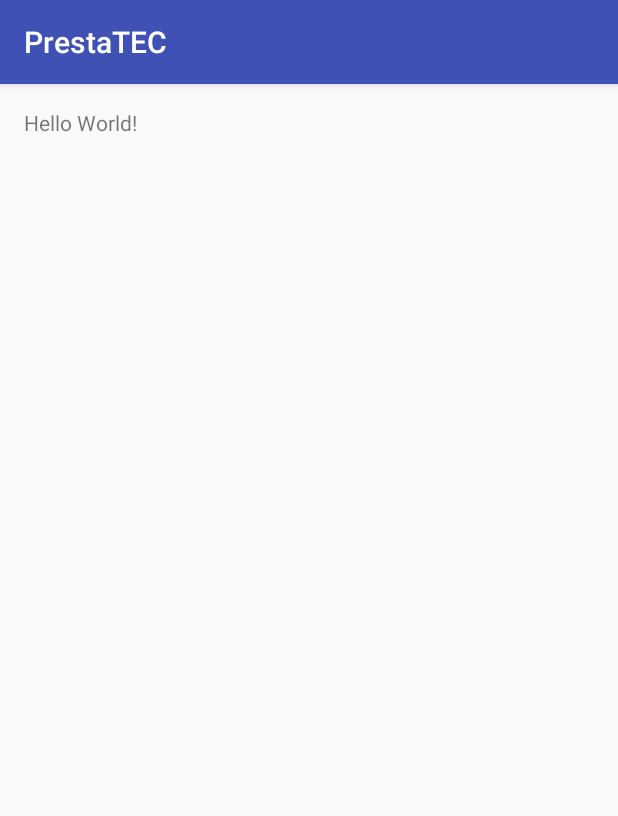
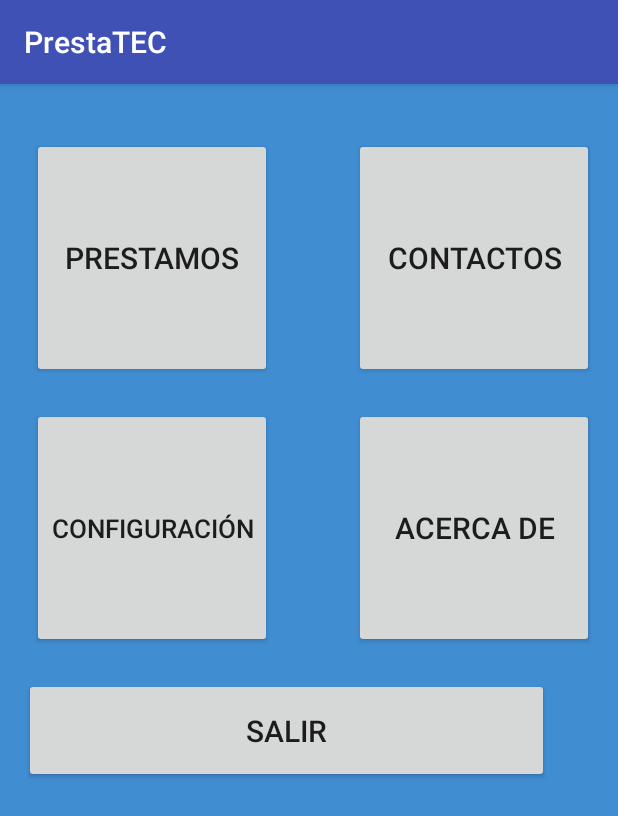
Before and after one commit to SoftZenith/PrestaTEC, an Android app: the screen it shows after launch (MainActivity), on a phone screen of 412 x 824 dp. Shown: the top 816 px of the screen. Run offline under Robolectric (Android 15) with nearby library versions, the phone set to English and light mode, and no system bars.

Commit message:
Pantalla principal

```diff
--- a/app/src/main/AndroidManifest.xml
+++ b/app/src/main/AndroidManifest.xml
@@ -15,6 +15,9 @@
                 <category android:name="android.intent.category.LAUNCHER" />
             </intent-filter>
         </activity>
+        <activity android:name=".vistaPrestamos" />
+        <activity android:name=".ContactoV" />
+        <activity android:name=".Configuracion"></activity>
     </application>
 
 </manifest>
--- a/app/src/main/java/com/zenit/bryan/prestatec/MainActivity.java
+++ b/app/src/main/java/com/zenit/bryan/prestatec/MainActivity.java
@@ -1,7 +1,11 @@
 package com.zenit.bryan.prestatec;
 
+import android.app.AlertDialog;
+import android.content.Intent;
+import android.os.Bundle;
 import android.support.v7.app.AppCompatActivity;
-import android.os.Bundle;
+import android.view.View;
+import android.widget.Button;
 
 public class MainActivity extends AppCompatActivity {
 
@@ -9,5 +13,64 @@ public class MainActivity extends AppCompatActivity {
     protected void onCreate(Bundle savedInstanceState) {
         super.onCreate(savedInstanceState);
         setContentView(R.layout.activity_main);
+
+        Button btnPrestamos = (Button) findViewById(R.id.btnPrestamos);
+        Button btnContactos = (Button) findViewById(R.id.btnContactos);
+        Button btnConfiguracion = (Button) findViewById(R.id.btnConfiguracion);
+        Button btnAcerca = (Button) findViewById(R.id.btnAcerca);
+        Button btnSalir = (Button) findViewById(R.id.btnSalir);
+
+        btnPrestamos.setOnClickListener(new View.OnClickListener() {
+            @Override
+            public void onClick(View v) {
+                mostrarPrestamo();
+            }
+        });
+
+        btnContactos.setOnClickListener(new View.OnClickListener(){
+            @Override
+            public void onClick(View v) {
+                mostrarContactos();
+            }
+        });
+
+        btnConfiguracion.setOnClickListener(new View.OnClickListener() {
+            @Override
+            public void onClick(View v) {
+                mostrarConfiguracion();
+            }
+        });
+
+        btnAcerca.setOnClickListener(new View.OnClickListener() {
+            @Override
+            public void onClick(View v) {
+                AlertDialog.Builder alerta=new AlertDialog.Builder(MainActivity.this);
+                alerta.setMessage("Desarrollado por ZenitSoft\n" +
+                        "Brayan Jesus Gutierrez Esparza").setTitle("PrestaTEC").show();
+            }
+        });
+
+        btnSalir.setOnClickListener(new View.OnClickListener() {
+            @Override
+            public void onClick(View v) {
+                finish();
+            }
+        });
+
+    }
+
+    private void mostrarConfiguracion() {
+        Intent ventana = new Intent(this, Configuracion.class);
+        startActivity(ventana);
+    }
+
+    private void mostrarContactos() {
+        Intent ventana = new Intent(this,ContactoV.class);
+        startActivity(ventana);
+    }
+
+    private void mostrarPrestamo() {
+        Intent ventana = new Intent(this, vistaPrestamos.class);
+        startActivity(ventana);
     }
 }
--- a/app/src/main/res/layout/activity_main.xml
+++ b/app/src/main/res/layout/activity_main.xml
@@ -7,10 +7,62 @@
     android:paddingLeft="@dimen/activity_horizontal_margin"
     android:paddingRight="@dimen/activity_horizontal_margin"
     android:paddingTop="@dimen/activity_vertical_margin"
-    tools:context="com.zenit.bryan.prestatec.MainActivity">
+    tools:context="com.zenit.bryan.prestatec.MainActivity"
+    android:background="#408DD2">
 
-    <TextView
-        android:layout_width="wrap_content"
-        android:layout_height="wrap_content"
-        android:text="Hello World!" />
+    <Button
+        android:layout_width="160dp"
+        android:layout_height="160dp"
+        android:text="Prestamos"
+        android:textSize="20dp"
+        android:id="@+id/btnPrestamos"
+        android:layout_alignParentTop="true"
+        android:layout_alignParentLeft="true"
+        android:layout_alignParentStart="true"
+        android:layout_marginLeft="5dp"
+        android:layout_marginTop="20dp" />
+
+    <Button
+        android:layout_width="160dp"
+        android:layout_height="160dp"
+        android:text="Contactos"
+        android:textSize="20dp"
+        android:id="@+id/btnContactos"
+        android:layout_alignParentRight="true"
+        android:layout_alignParentEnd="true"
+        android:layout_marginLeft="5dp"
+        android:layout_marginTop="20dp" />
+
+    <Button
+        android:layout_width="160dp"
+        android:layout_height="160dp"
+        android:text="Configuración"
+        android:textSize="17dp"
+        android:id="@+id/btnConfiguracion"
+        android:layout_below="@+id/btnPrestamos"
+        android:layout_alignLeft="@+id/btnPrestamos"
+        android:layout_alignStart="@+id/btnPrestamos"
+        android:layout_marginTop="20dp" />
+
+    <Button
+        android:layout_width="160dp"
+        android:layout_height="160dp"
+        android:text="Acerca de"
+        android:textSize="20dp"
+        android:id="@+id/btnAcerca"
+        android:layout_alignTop="@+id/btnConfiguracion"
+        android:layout_alignLeft="@+id/btnContactos"
+        android:layout_alignStart="@+id/btnContactos" />
+
+    <Button
+        android:layout_width="350dp"
+        android:layout_height="70dp"
+        android:text="Salir"
+        android:textSize="20dp"
+        android:id="@+id/btnSalir"
+        android:layout_below="@+id/btnConfiguracion"
+        android:layout_alignParentLeft="true"
+        android:layout_alignParentStart="true"
+        android:layout_marginTop="20dp" />
+
 </RelativeLayout>
```
Also changed, not shown: app/src/main/java/com/zenit/bryan/prestatec/Configuracion.java (added, +13 -0 lines), app/src/main/java/com/zenit/bryan/prestatec/ContactoV.java (added, +13 -0 lines), app/src/main/java/com/zenit/bryan/prestatec/vistaPrestamos.java (added, +13 -0 lines), app/src/main/res/layout/activity_configuracion.xml (added, +12 -0 lines), app/src/main/res/layout/activity_contacto_v.xml (added, +12 -0 lines), app/src/main/res/layout/activity_vista_prestamos.xml (added, +21 -0 lines).
